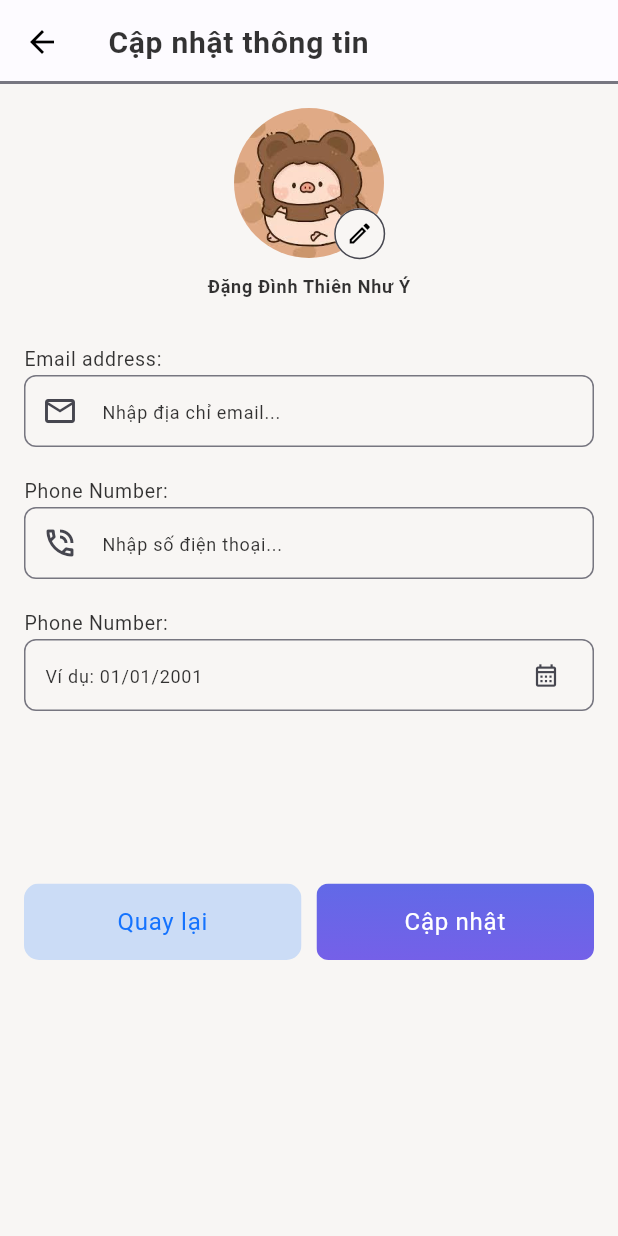
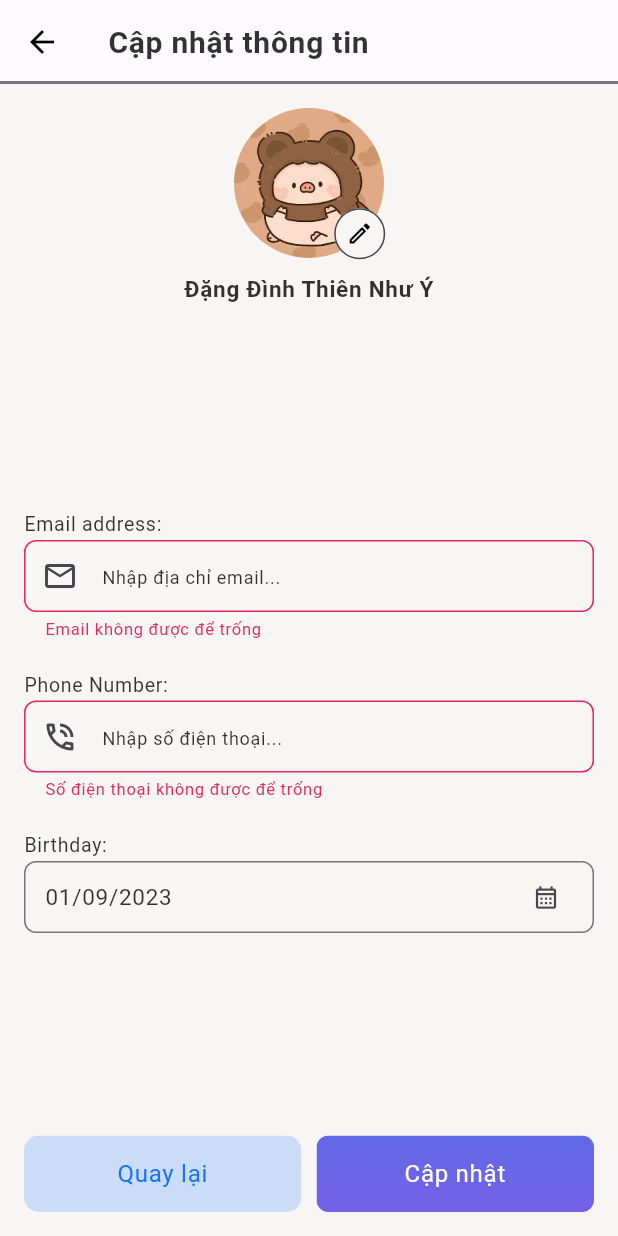
Before and after one commit to ThangStar/AZFood, a Flutter app: the UpdateInfoScreen screen opened directly, after a tap on "Cập nhật", on a phone screen of 412 x 824 dp. Run offline on Flutter 3.47's test engine with Material 2 defaults, Android fonts, the phone set to English and light mode, and no system bars; our stand-ins replace bloc, dio, equatable, flutter_animate, flutter_bloc, flutter_dotenv and 3 more; accounts and stored records are empty; project files that could hold a hidden picture were left out.

Commit message:
Update validate form
Lmao

```diff
--- a/front_end/lib/ui/screens/info/update_info_screen.dart
+++ b/front_end/lib/ui/screens/info/update_info_screen.dart
@@ -1,4 +1,5 @@
 import 'package:flutter/material.dart';
+import 'package:flutter/services.dart';
 import 'package:restaurant_manager_app/ui/theme/color_schemes.dart';
 import 'package:restaurant_manager_app/ui/widgets/my_button_gradient.dart';
 import 'package:restaurant_manager_app/ui/widgets/my_outline_button.dart';
@@ -11,7 +12,60 @@ class UpdateInfoScreen extends StatefulWidget {
 }
 
 class _UpdateInfoScreenState extends State<UpdateInfoScreen> {
-    final _formKey = GlobalKey<FormState>();
+
+  DateTime selectedDate = DateTime.now();
+  //Validate Form
+  final _controllerEmail = TextEditingController();
+  final _controllerPhone = TextEditingController();
+  bool _submitted = false;
+  String? get _errorTextEmail {
+    final text = _controllerEmail.value.text;
+    if (text.isEmpty) {
+      return 'Email không được để trống';
+    }
+    if (!RegExp(r'^[a-zA-Z0-9.]+@[a-zA-Z0-9]+\.[a-zA-Z]+').hasMatch(text)) {
+      return 'Email không đúng định dạng, vui lòng nhập lại';
+    }
+    return null;
+  }
+  String? get _errorTextPhone {
+    final text = _controllerPhone.value.text;
+    if (text.isEmpty) {
+      return 'Số điện thoại không được để trống';
+    }
+    if (!RegExp(r'(^0\d{9}$)').hasMatch(text)) {
+      return 'Số điện thoại không đúng định dạng, vui lòng nhập lại';
+    }
+    return null;
+  }
+    @override
+  void dispose() {
+    _controllerEmail.dispose();
+    _controllerPhone.dispose();
+    super.dispose();
+  }
+  // ignore: unused_element
+  _selectDate(BuildContext context) async {
+    final DateTime? picked = await showDatePicker(
+      context: context,
+      initialDatePickerMode:DatePickerMode.year,
+      initialDate: selectedDate,
+      firstDate: DateTime(2000),
+      lastDate: DateTime(2025),
+      locale: const Locale('en', 'US'),
+      helpText: 'CHỌN NGÀY SINH NHẬT',
+      cancelText: 'THOÁT',
+      confirmText: 'THAY ĐỔI',
+      errorFormatText: 'Không đúng định dạng.',
+      errorInvalidText: 'Số ngày, tháng, năm bạn nhập không tồn tại.',
+    );
+    if (picked != null && picked != selectedDate) {
+      setState(() {
+        selectedDate = picked;
+      });
+    }
+  }
+
     @override
   Scaffold build(BuildContext context) {
      return Scaffold(
@@ -40,7 +94,10 @@ class _UpdateInfoScreenState extends State<UpdateInfoScreen> {
         child: Center(
           child: Column(
             crossAxisAlignment: CrossAxisAlignment.center,
+            mainAxisAlignment: MainAxisAlignment.spaceBetween,
             children: <Widget>[
+              Column(
+                children: [
                   Stack(
                     alignment: const Alignment(1.3, 1.3),
                     children: [
@@ -74,11 +131,11 @@ class _UpdateInfoScreenState extends State<UpdateInfoScreen> {
                     style: Theme.of(context)
                                 .textTheme
                                 .bodyLarge
-                            ?.copyWith(fontSize: 12,fontWeight: FontWeight.bold),
+                                ?.copyWith(fontSize: 15,fontWeight: FontWeight.bold),
                   ),
-              const SizedBox(height: 30),
+                ],
+              ),
               Form(
-                key: _formKey,
                 child: Column(
                   crossAxisAlignment: CrossAxisAlignment.start,
                   mainAxisAlignment: MainAxisAlignment.spaceBetween,
@@ -88,21 +145,19 @@ class _UpdateInfoScreenState extends State<UpdateInfoScreen> {
                        style: Theme.of(context).textTheme.bodyLarge?.copyWith(fontSize: 13),
                        ),
                     TextField(
+                      controller: _controllerEmail,
                       decoration: InputDecoration(
                       prefixIcon: Icon(
                         Icons.email_outlined,
                         color: colorScheme(context).onSurfaceVariant,
                         ),
                       border: OutlineInputBorder(borderRadius: BorderRadius.circular(8.0)),
-                      // enabledBorder: OutlineInputBorder(
-                      //   borderRadius: BorderRadius.circular(10.0),
-                      //   borderSide: BorderSide(color: colorScheme(context).primary),
-                      // ),
                       hintStyle: Theme.of(context)
                             .textTheme
                             .bodyLarge
                             ?.copyWith(fontSize: 12),
                       hintText: 'Nhập địa chỉ email...',
+                      errorText: _submitted ? _errorTextEmail : null,
                       contentPadding: const EdgeInsets.all(10),
                       ),
                     ),
@@ -112,30 +167,37 @@ class _UpdateInfoScreenState extends State<UpdateInfoScreen> {
                        style: Theme.of(context).textTheme.bodyLarge?.copyWith(fontSize: 13),
                        ),
                     TextField(
+                      controller: _controllerPhone,
+                      keyboardType: TextInputType.number,
+                      inputFormatters: <TextInputFormatter>[
+                        FilteringTextInputFormatter.digitsOnly
+                      ],
                       decoration: InputDecoration(
                       prefixIcon: Icon(
                         Icons.phone_in_talk_outlined,
                         color: colorScheme(context).onSurfaceVariant,
                         ),
                       border: OutlineInputBorder(borderRadius: BorderRadius.circular(8.0)),
-                      // enabledBorder: OutlineInputBorder(
-                      //   borderRadius: BorderRadius.circular(10.0),
-                      //   borderSide: BorderSide(color: colorScheme(context).primary),
-                      // ),
                       hintStyle: Theme.of(context)
                             .textTheme
                             .bodyLarge
                             ?.copyWith(fontSize: 12),
                       hintText: 'Nhập số điện thoại...',
+                      errorText: _submitted ? _errorTextPhone : null,
                       contentPadding: const EdgeInsets.all(10),
                       ),
                     ),
                     const SizedBox(height: 20),
                     Text(
-                      "Phone Number: ",
+                      "Birthday: ",
                        style: Theme.of(context).textTheme.bodyLarge?.copyWith(fontSize: 13),
                        ),
                     TextField(
+                      readOnly: true,
+                      enableInteractiveSelection: true,
+                      onTap: () {
+                        FocusScope.of(context).requestFocus(FocusNode());
+                      },
                       decoration: InputDecoration(
                         suffixIcon: Theme(
                           data: Theme.of(context).copyWith(
@@ -143,9 +205,6 @@ class _UpdateInfoScreenState extends State<UpdateInfoScreen> {
                           ),
                           child: TextButton(
                           style: TextButton.styleFrom(
-                          // minimumSize: Size.zero,
-                          // padding: const EdgeInsets.symmetric(horizontal: 5.0,vertical: 8.0),
-                          // tapTargetSize: MaterialTapTargetSize.shrinkWrap,
                             shape: const RoundedRectangleBorder(
                               borderRadius: BorderRadius.all(Radius.circular(1)),
                             ),
@@ -154,23 +213,18 @@ class _UpdateInfoScreenState extends State<UpdateInfoScreen> {
                             Icons.calendar_month_outlined,
                             color: colorScheme(context).onSurfaceVariant,
                             ),
-                        onPressed: () {},
+                          onPressed: () => _selectDate(context),
                           ),
                         ),
                         border: OutlineInputBorder(borderRadius: BorderRadius.circular(8.0)),
-                      // enabledBorder: OutlineInputBorder(
-                      //   borderRadius: BorderRadius.circular(10.0),
-                      //   borderSide: BorderSide(color: colorScheme(context).primary),
-                      // ),
-                      hintStyle: Theme.of(context)
-                            .textTheme
-                            .bodyLarge
-                            ?.copyWith(fontSize: 12),
-                      hintText: 'Ví dụ: 01/01/2001',
+                        hintStyle: Theme.of(context).textTheme.bodyLarge?.copyWith(fontSize: 15),
+                        hintText: "${selectedDate.day.toString().padLeft(2, '0')}/${selectedDate.month.toString().padLeft(2, '0')}/${selectedDate.year.toString()}",
                         contentPadding: const EdgeInsets.all(10),
                       ),
                     ),
-                    const SizedBox(height: 115,),
+                  ],
+                ),
+              ),
               Row(
                 crossAxisAlignment: CrossAxisAlignment.center,
                 mainAxisAlignment: MainAxisAlignment.center,
@@ -185,13 +239,18 @@ class _UpdateInfoScreenState extends State<UpdateInfoScreen> {
                   Expanded(
                     child: MyButtonGradient(
                       text: "Cập nhật",
-                          onTap: () {},
+                      onTap: () {
+
+                        setState(() => _submitted = true);
+                        if (_errorTextEmail == null && _errorTextPhone == null) {
+                          ScaffoldMessenger.of(context).showSnackBar(
+                            const SnackBar(content: Text('VALIDATE OK MAN')),
+                          );
+                        }
+                      },
                     ),
                   ),
                 ],
-                    ),
-                  ],
-                ),
               ),
             ],
           ),
```
Lines whose indentation alone changed are shown as unchanged.
